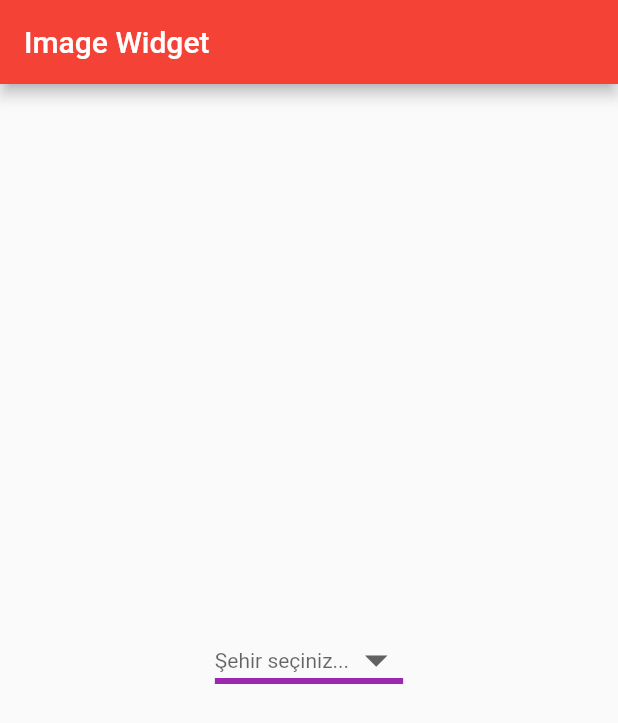
After one commit to Ardasak/learn-flutter, a Flutter app: the screen it shows after launch, on a phone screen of 412 x 824 dp. The commit adds this screen. Shown: the top 723 px of the screen. Run offline on Flutter 3.47's test engine with Material 2 defaults, Android fonts, the light colour scheme and no system bars; missing offline and left inert: dart:ffi.

Commit message:
Dropdown and buttons

```diff
--- /dev/null
+++ b/flutter_basic_widgets/lib/dropdown_button_usage.dart
@@ -0,0 +1,51 @@
+import 'dart:developer';
+
+import 'package:flutter/material.dart';
+
+class DropdownButtonUsage extends StatefulWidget {
+  DropdownButtonUsage({Key? key}) : super(key: key);
+
+  @override
+  State<DropdownButtonUsage> createState() => _DropdownButtonUsageState();
+}
+
+class _DropdownButtonUsageState extends State<DropdownButtonUsage> {
+  String? _selectedCity = null;
+  List<String> _allCities = ["Ankara", "Bursa", "İstanbul", "İzmir"];
+  @override
+  Widget build(BuildContext context) {
+    return Center(
+      child: DropdownButton<String>(
+        hint: Text("Şehir seçiniz..."),
+        // items: [
+        //   DropdownMenuItem(
+        //     child: Text("Ankara"),
+        //     value: "Ankara",
+        //   ),
+        //   DropdownMenuItem(
+        //     child: Text("İzmir"),
+        //     value: "İzmir",
+        //   ),
+        //   DropdownMenuItem(
+        //     child: Text("Bursa"),
+        //     value: "Bursa",
+        //   )
+        // ],
+        items: _allCities.map((currentElement) => DropdownMenuItem(child: Text(currentElement), value: currentElement,)).toList(),
+        value: _selectedCity,
+        onChanged: (value) {
+          setState(() {
+            _selectedCity = value;
+          });
+        },
+        icon: Icon(Icons.arrow_drop_down),
+        iconSize: 36,
+        underline: Container(
+          height: 4,
+          color: Colors.purple,
+        ),
+        style: TextStyle(color: Colors.red),
+      ),
+    );
+  }
+}
--- a/flutter_basic_widgets/lib/main.dart
+++ b/flutter_basic_widgets/lib/main.dart
@@ -1,4 +1,6 @@
 import 'package:flutter/material.dart';
+import 'package:flutter_basic_widgets/basic_button_types.dart';
+import 'package:flutter_basic_widgets/dropdown_button_usage.dart';
 import 'package:flutter_basic_widgets/image_widgets.dart';
 import 'package:flutter_basic_widgets/my_counter_page.dart';
 
@@ -16,14 +18,18 @@ class myApp extends StatelessWidget {
     return MaterialApp(
       title: "My Counter App",
       theme: ThemeData(
-          primarySwatch: Colors.purple,
+          primarySwatch: Colors.red,
+          outlinedButtonTheme: OutlinedButtonThemeData(style: OutlinedButton.styleFrom(primary: Colors.blue.shade700)),
           textTheme: TextTheme(
               headline1: TextStyle(
                   fontSize: 24,
                   fontWeight: FontWeight.bold,
                   color: Colors.purple))),
-      home: Scaffold(appBar: AppBar(title: Text("Image Widget"),),
-      body: ImageWidget(),
+      home: Scaffold(
+        appBar: AppBar(
+          title: Text("Image Widget"),
+        ),
+        body: DropdownButtonUsage(),
       ),
     );
   }
```
Also changed, not shown: flutter_basic_widgets/lib/basic_button_types.dart (added, +59 -0 lines).
